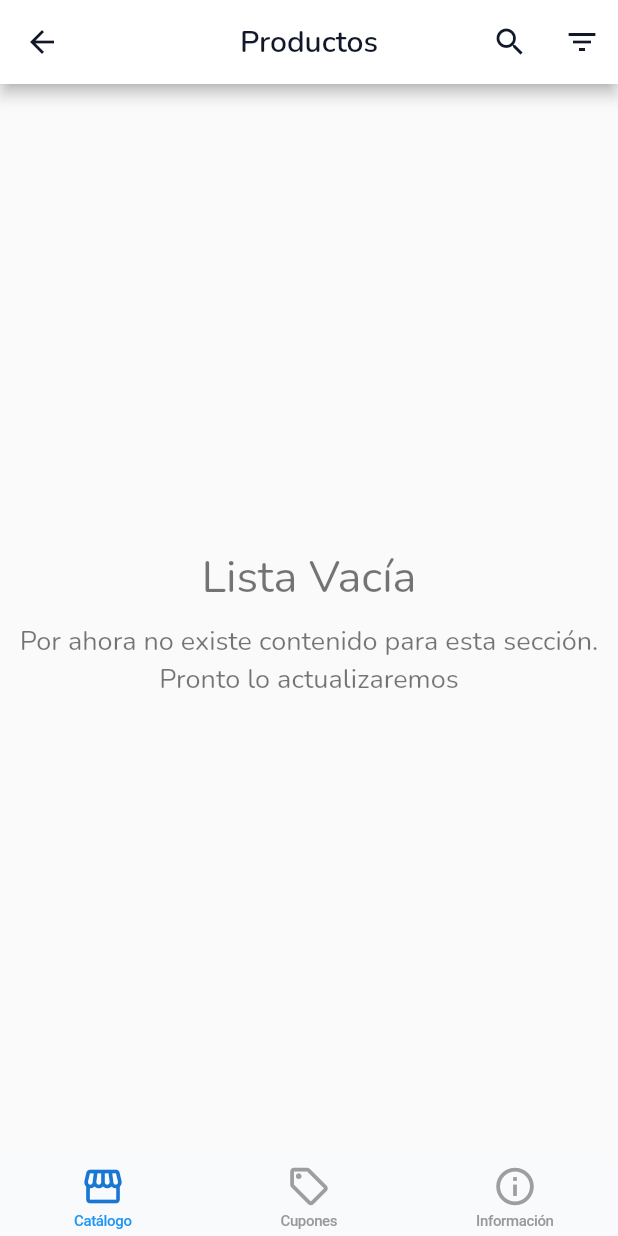
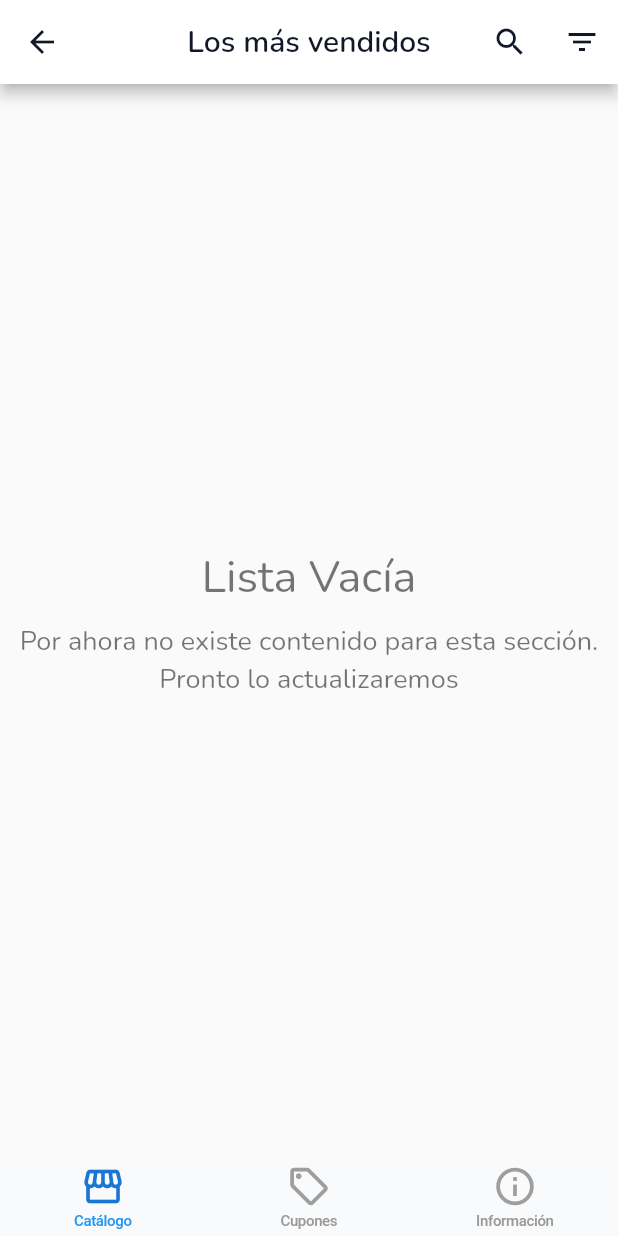
Before and after one commit to DiegoLascano/gotolaser-app, a Flutter app: the screen it shows after launch, after a tap on "Ver más", on a phone screen of 412 x 824 dp. Run offline on Flutter 3.47's test engine with Material 2 defaults, Android fonts, the phone set to English and light mode, and no system bars; our stand-ins replace dio, flutter_native_admob, flutter_swiper, google_fonts, rxdart, skeleton_text; missing offline and left inert: firebase_admob; accounts and stored records are empty; network calls fail.

Commit message:
GridListView builder created to avoid using grid. Cannot control height of the card because it had to match a ratio

```diff
--- a/lib/main.dart
+++ b/lib/main.dart
@@ -34,7 +34,7 @@ class MyApp extends StatelessWidget {
         ChangeNotifierProvider(create: (_) => ProductsProvider()),
       ],
       child: MaterialApp(
-        debugShowCheckedModeBanner: false,
+        debugShowCheckedModeBanner: true,
         title: 'GoTo Laser Store',
         home: HomeScreen(),
         theme: ThemeData(
--- a/lib/screens/store/product_screen.dart
+++ b/lib/screens/store/product_screen.dart
@@ -127,10 +127,8 @@ class _ProductScreenState extends State<ProductScreen> {
       appBar: AppBar(
         centerTitle: true,
         title: Text(
-          'Detalle',
-          style: Theme.of(context).textTheme.headline4.copyWith(
-                color: AppColors.primary,
-              ),
+          'Detalles',
+          style: Theme.of(context).textTheme.headline4.copyWith(),
         ),
         // actions: [
         //   IconButton(
--- a/lib/screens/store/products_screen.dart
+++ b/lib/screens/store/products_screen.dart
@@ -11,6 +11,7 @@ import 'package:go_to_laser_store/styles/app_colors.dart';
 import 'package:go_to_laser_store/widgets/common/custom_appbar_widget.dart';
 import 'package:go_to_laser_store/widgets/store/empty_content.dart';
 import 'package:go_to_laser_store/widgets/store/grid_items_builder.dart';
+import 'package:go_to_laser_store/widgets/store/grid_list_items_builder.dart';
 import 'package:go_to_laser_store/widgets/store/product_card_widget.dart';
 import 'package:provider/provider.dart';
 
@@ -21,18 +22,21 @@ class ProductsScreen extends StatefulWidget {
     @required this.woocommerce,
     this.categoryId,
     this.tagId,
+    this.title,
     @required this.productsProvider,
   }) : super(key: key);
 
   final WoocommerceService woocommerce;
   final String categoryId;
   final String tagId;
+  final String title;
   final ProductsProvider productsProvider;
 
   static Widget create(
     BuildContext context, {
     String categoryId,
     String tagId,
+    String title,
   }) {
     final productsProvider =
         Provider.of<ProductsProvider>(context, listen: false);
@@ -45,6 +49,7 @@ class ProductsScreen extends StatefulWidget {
           categoryId: categoryId,
           tagId: tagId,
           productsProvider: productsProvider,
+          title: title,
         ),
       ),
     );
@@ -92,7 +97,7 @@ class _ProductsScreenState extends State<ProductsScreen> {
       appBar: AppBar(
         centerTitle: true,
         title: Text(
-          'Productos',
+          widget.title ?? 'Productos',
           style: Theme.of(context).textTheme.headline4.copyWith(),
         ),
         actions: [
@@ -208,13 +213,21 @@ class _ProductsScreenState extends State<ProductsScreen> {
     return Consumer<ProductsProvider>(
       builder: (context, productsProvider, child) {
         print(productsProvider.allProducts);
-        return GridItemsBuilder(
+        return GridListItemsBuilder(
           itemsList: productsProvider.allProducts,
+          scrollController: _scrollController,
           isLoading: productsProvider.getLoadProductsStatus() ==
               LoadProductsStatus.LOADING,
-          scrollController: _scrollController,
           itemBuilder: (context, product) => ProductCard(product: product),
         );
+        // return GridItemsBuilder(
+        //   itemsList: productsProvider.allProducts,
+        //   isLoading: productsProvider.getLoadProductsStatus() ==
+        //       LoadProductsStatus.LOADING,
+        //   scrollController: _scrollController,
+        //   itemBuilder: (context, product) => ProductCard(product: product),
+        // );
+
         // if (productsProvider.allProducts != null &&
         //     productsProvider.allProducts.length > 0 &&
         //     productsProvider.getLoadMoreStatus() != LoadMoreStatus.INITIAL) {
--- a/lib/services/woocommerce_service.dart
+++ b/lib/services/woocommerce_service.dart
@@ -43,7 +43,7 @@ class WoocommerceService extends WoocommerceServiceBase {
             )
             .toList();
       }
-      // print('categories: ${categories[0].name}');
+      print('categories: ${categories[0].name}');
     } on DioError catch (e) {
       print(e.response);
     }
--- /dev/null
+++ b/lib/widgets/store/grid_list_items_builder.dart
@@ -0,0 +1,86 @@
+import 'package:flutter/material.dart';
+import 'package:go_to_laser_store/widgets/store/empty_content.dart';
+import 'package:go_to_laser_store/widgets/store/product_card_skeleton_widget.dart';
+
+typedef ItemWidgetBuilder<T> = Widget Function(BuildContext context, T item);
+
+class GridListItemsBuilder<T> extends StatelessWidget {
+  const GridListItemsBuilder({
+    Key key,
+    @required this.itemsList,
+    @required this.scrollController,
+    @required this.itemBuilder,
+    @required this.isLoading,
+  }) : super(key: key);
+
+  final List<T> itemsList;
+  final bool isLoading;
+  final ScrollController scrollController;
+  final ItemWidgetBuilder<T> itemBuilder;
+
+  @override
+  Widget build(BuildContext context) {
+    if (itemsList != null) {
+      final List<T> items = itemsList;
+      if (itemsList.isNotEmpty) {
+        return _buildContent(items);
+      } else if (items.isEmpty && isLoading == true) {
+        return _buildLoadingAnimation();
+      } else {
+        return EmptyContent();
+      }
+    } else {
+      return _buildLoadingAnimation();
+    }
+  }
+
+  Widget _buildContent(List<T> items) {
+    return ListView.builder(
+      itemCount: items.length,
+      controller: scrollController,
+      // separatorBuilder: (_, __) => SizedBox(height: 5.0),
+      itemBuilder: (context, index) {
+        if (index % 2 == 0) {
+          return Column(
+            children: [
+              SizedBox(height: 10),
+              Row(
+                children: [
+                  Flexible(flex: 1, child: itemBuilder(context, items[index])),
+                  SizedBox(width: 10),
+                  items.length % 2 != 0 && index == items.length - 1
+                      ? Flexible(flex: 1, child: Container())
+                      : Flexible(
+                          flex: 1,
+                          child: itemBuilder(context, items[index + 1]))
+                ],
+              ),
+            ],
+          );
+        } else {
+          return Container();
+        }
+      },
+    );
+  }
+
+  Widget _buildLoadingAnimation() {
+    return ListView.builder(
+      itemCount: 6,
+      itemBuilder: (context, index) {
+        return Column(
+          children: [
+            SizedBox(height: 10.0),
+            Row(
+              children: [
+                Flexible(flex: 1, child: ProductCardSkeleton()),
+                SizedBox(width: 10),
+                Flexible(flex: 1, child: ProductCardSkeleton()),
+              ],
+            ),
+          ],
+        );
+      },
+    );
+  }
+}
--- a/lib/widgets/store/product_card_widget.dart
+++ b/lib/widgets/store/product_card_widget.dart
@@ -24,7 +24,7 @@ class ProductCard extends StatelessWidget {
         ),
       ),
       child: Container(
-        margin: EdgeInsets.only(top: 10.0),
+        // margin: EdgeInsets.only(top: 10.0),
         decoration: BoxDecoration(
           color: Colors.white,
           borderRadius: BorderRadius.circular(5),
--- a/lib/widgets/store/section_title_widget.dart
+++ b/lib/widgets/store/section_title_widget.dart
@@ -36,8 +36,9 @@ class SectionTitle extends StatelessWidget {
                       ),
                       onTap: () => Navigator.of(context).push(
                         MaterialPageRoute(
-                            builder: (context) =>
-                                ProductsScreen.create(context, tagId: tagId)),
+                          builder: (context) => ProductsScreen.create(context,
+                              tagId: tagId, title: title),
+                        ),
                       ),
                     )
                   : SizedBox(width: 0),
--- a/pubspec.yaml
+++ b/pubspec.yaml
@@ -15,7 +15,7 @@ publish_to: 'none' # Remove this line if you wish to publish to pub.dev
 # In iOS, build-name is used as CFBundleShortVersionString while build-number used as CFBundleVersion.
 # Read more about iOS versioning at
 # https://developer.apple.com/library/archive/documentation/General/Reference/InfoPlistKeyReference/Articles/CoreFoundationKeys.html
-version: 1.0.0+1
+version: 1.0.0+2
 
 environment:
   sdk: ">=2.7.0 <3.0.0"
```
Also changed, not shown: lib/widgets/store/category_card_widget.dart (+5 -2 lines), 1 other file.
